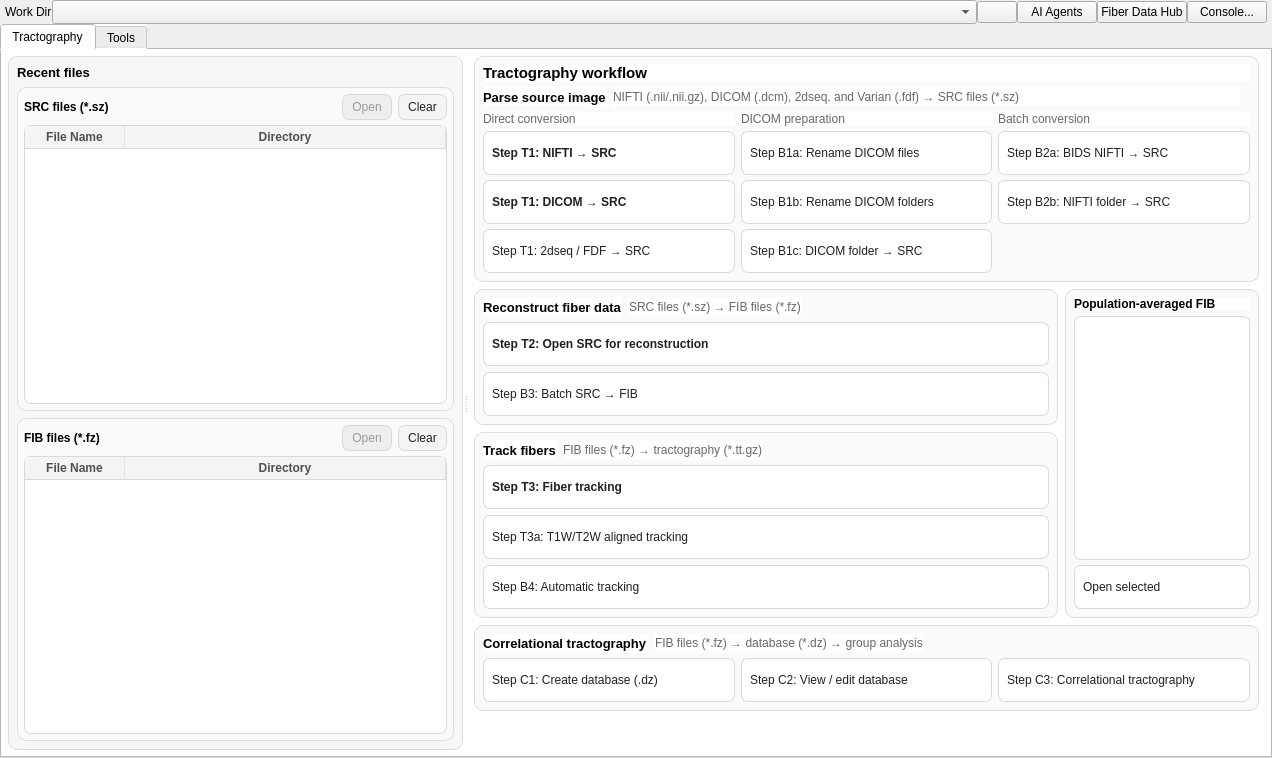
Above: mainwindow.ui from frankyeh/DSI-Studio before the change. Below: the same form after it.
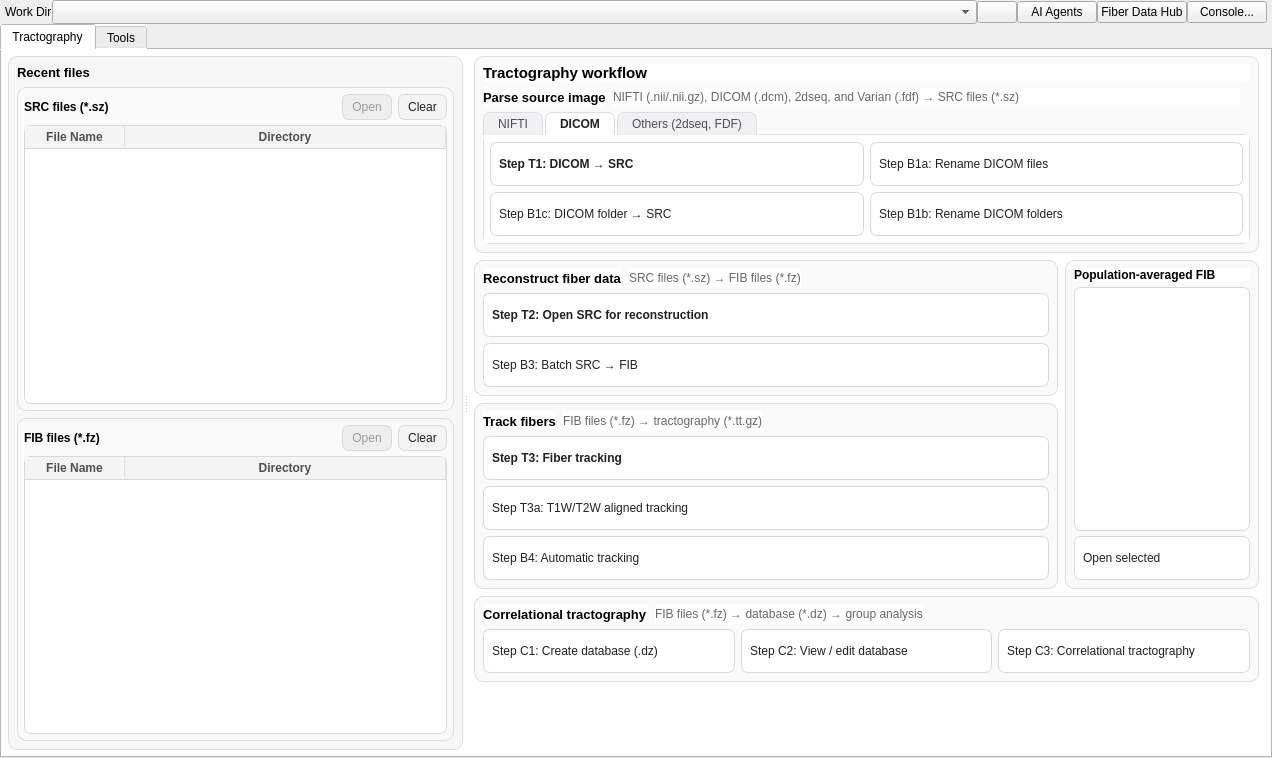
That is the form after the change. The open tabs and pages were chosen to show the change. Icons and pictures are not drawn.

Diff of the .ui file:
```diff
--- a/mainwindow.ui
+++ b/mainwindow.ui
@@ -309,12 +309,35 @@
 QLabel#tract_input_hint,
 QLabel#tract_reconstruction_hint,
 QLabel#tract_tracking_hint,
-QLabel#tract_connectometry_hint,
-QLabel#tract_direct_header,
-QLabel#tract_dicom_header,
-QLabel#tract_batch_header {
+QLabel#tract_connectometry_hint {
     color: #67676c;
 }
+QTabWidget#tract_input_tabs::pane {
+    background-color: #ffffff;
+    border: 1px solid #dddddf;
+    border-radius: 7px;
+    top: -1px;
+}
+QTabWidget#tract_input_tabs QWidget#tract_nifti_tab,
+QTabWidget#tract_input_tabs QWidget#tract_dicom_tab,
+QTabWidget#tract_input_tabs QWidget#tract_others_tab {
+    background-color: transparent;
+}
+QTabWidget#tract_input_tabs QTabBar::tab {
+    color: #4f4f54;
+    background-color: #f1f1f3;
+    border: 1px solid #dddddf;
+    border-bottom: 0px;
+    border-top-left-radius: 7px;
+    border-top-right-radius: 7px;
+    padding: 4px 14px;
+    margin-right: 2px;
+}
+QTabWidget#tract_input_tabs QTabBar::tab:selected {
+    color: #202124;
+    background-color: #ffffff;
+    font-weight: bold;
+}
 QWidget#tab QScrollBar:vertical {
     background-color: transparent;
     border: 0px;
@@ -777,7 +800,30 @@
                  </layout>
                 </item>
                 <item>
-                 <layout class="QGridLayout" name="tract_input_actions">
+                 <widget class="QTabWidget" name="tract_input_tabs">
+                  <property name="currentIndex">
+                   <number>0</number>
+                  </property>
+                  <property name="documentMode">
+                   <bool>false</bool>
+                  </property>
+                  <widget class="QWidget" name="tract_nifti_tab">
+                   <attribute name="title">
+                    <string>NIFTI</string>
+                   </attribute>
+                   <layout class="QGridLayout" name="tract_nifti_tab_layout">
+                    <property name="leftMargin">
+                     <number>6</number>
+                    </property>
+                    <property name="topMargin">
+                     <number>6</number>
+                    </property>
+                    <property name="rightMargin">
+                     <number>6</number>
+                    </property>
+                    <property name="bottomMargin">
+                     <number>6</number>
+                    </property>
                   <property name="horizontalSpacing">
                    <number>6</number>
                   </property>
@@ -785,27 +831,6 @@
                    <number>5</number>
                   </property>
                   <item row="0" column="0">
-                   <widget class="QLabel" name="tract_direct_header">
-                    <property name="text">
-                     <string>Direct conversion</string>
-                    </property>
-                   </widget>
-                  </item>
-                  <item row="0" column="1">
-                   <widget class="QLabel" name="tract_dicom_header">
-                    <property name="text">
-                     <string>DICOM preparation</string>
-                    </property>
-                   </widget>
-                  </item>
-                  <item row="0" column="2">
-                   <widget class="QLabel" name="tract_batch_header">
-                    <property name="text">
-                     <string>Batch conversion</string>
-                    </property>
-                   </widget>
-                  </item>
-                  <item row="1" column="0">
                    <widget class="QPushButton" name="OpenDWI_NIFTI">
                     <property name="statusTip">
                      <string>run open_dwi_nifti</string>
@@ -825,7 +850,66 @@
                     </property>
                    </widget>
                   </item>
-                  <item row="2" column="0">
+                    <item row="0" column="1">
+                     <widget class="QPushButton" name="nii2src_bids">
+                      <property name="toolTip">
+                       <string>Convert a BIDS folder to SRC files</string>
+                      </property>
+                      <property name="statusTip">
+                       <string>run bids_to_src</string>
+                      </property>
+                      <property name="text">
+                       <string>Step B2a: BIDS NIFTI → SRC</string>
+                      </property>
+                      <property name="icon">
+                       <iconset resource="icons.qrc">
+                        <normaloff>:/icons/icons/open.xpm</normaloff>:/icons/icons/open.xpm</iconset>
+                      </property>
+                     </widget>
+                    </item>
+                    <item row="1" column="1">
+                     <widget class="QPushButton" name="nii2src_sf">
+                      <property name="toolTip">
+                       <string>Convert a folder of NIFTI files to SRC</string>
+                      </property>
+                      <property name="statusTip">
+                       <string>run nifti_dir_to_src</string>
+                      </property>
+                      <property name="text">
+                       <string>Step B2b: NIFTI folder → SRC</string>
+                      </property>
+                      <property name="icon">
+                       <iconset resource="icons.qrc">
+                        <normaloff>:/icons/icons/open.xpm</normaloff>:/icons/icons/open.xpm</iconset>
+                      </property>
+                     </widget>
+                    </item>
+                   </layout>
+                  </widget>
+                  <widget class="QWidget" name="tract_dicom_tab">
+                   <attribute name="title">
+                    <string>DICOM</string>
+                   </attribute>
+                   <layout class="QGridLayout" name="tract_dicom_tab_layout">
+                    <property name="leftMargin">
+                     <number>6</number>
+                    </property>
+                    <property name="topMargin">
+                     <number>6</number>
+                    </property>
+                    <property name="rightMargin">
+                     <number>6</number>
+                    </property>
+                    <property name="bottomMargin">
+                     <number>6</number>
+                    </property>
+                    <property name="horizontalSpacing">
+                     <number>6</number>
+                    </property>
+                    <property name="verticalSpacing">
+                     <number>5</number>
+                    </property>
+                    <item row="0" column="0">
                    <widget class="QPushButton" name="OpenDWI_DICOM">
                     <property name="statusTip">
                      <string>run open_dwi_dicom</string>
@@ -848,24 +932,7 @@
                     </property>
                    </widget>
                   </item>
-                  <item row="3" column="0">
-                   <widget class="QPushButton" name="OpenDWI_2dseq">
-                    <property name="statusTip">
-                     <string>run open_dwi_2dseq</string>
-                    </property>
-                    <property name="toolTip">
-                     <string>Convert 2dseq or Varian FDF to SRC</string>
-                    </property>
-                    <property name="text">
-                     <string>Step T1: 2dseq / FDF → SRC</string>
-                    </property>
-                    <property name="icon">
-                     <iconset resource="icons.qrc">
-                      <normaloff>:/icons/icons/open.xpm</normaloff>:/icons/icons/open.xpm</iconset>
-                    </property>
-                   </widget>
-                  </item>
-                  <item row="1" column="1">
+                    <item row="0" column="1">
                    <widget class="QPushButton" name="RenameDICOM">
                     <property name="toolTip">
                      <string>Organize DICOM file names</string>
@@ -882,24 +949,7 @@
                     </property>
                    </widget>
                   </item>
-                  <item row="2" column="1">
-                   <widget class="QPushButton" name="RenameDICOMDir">
-                    <property name="toolTip">
-                     <string>Rename DICOM files across folders</string>
-                    </property>
-                    <property name="statusTip">
-                     <string>run rename_dicom_dir</string>
-                    </property>
-                    <property name="text">
-                     <string>Step B1b: Rename DICOM folders</string>
-                    </property>
-                    <property name="icon">
-                     <iconset resource="icons.qrc">
-                      <normaloff>:/icons/icons/open.xpm</normaloff>:/icons/icons/open.xpm</iconset>
-                    </property>
-                   </widget>
-                  </item>
-                  <item row="3" column="1">
+                    <item row="1" column="0">
                    <widget class="QPushButton" name="dicom2nii">
                     <property name="toolTip">
                      <string>Convert a DICOM folder to SRC</string>
@@ -916,8 +966,8 @@
                     </property>
                    </widget>
                   </item>
-                  <item row="1" column="2">
-                   <widget class="QPushButton" name="nii2src_bids">
+                    <item row="1" column="1">
+                     <widget class="QPushButton" name="RenameDICOMDir">
                     <property name="toolTip">
                      <string>Convert a BIDS folder to SRC files</string>
                     </property>
@@ -925,7 +975,7 @@
                      <string>run bids_to_src</string>
                     </property>
                     <property name="text">
-                     <string>Step B2a: BIDS NIFTI → SRC</string>
+                       <string>Step B1b: Rename DICOM folders</string>
                     </property>
                     <property name="icon">
                      <iconset resource="icons.qrc">
@@ -933,11 +983,33 @@
                     </property>
                    </widget>
                   </item>
-                  <item row="2" column="2">
-                   <widget class="QPushButton" name="nii2src_sf">
-                    <property name="toolTip">
-                     <string>Convert a folder of NIFTI files to SRC</string>
+                   </layout>
+                  </widget>
+                  <widget class="QWidget" name="tract_others_tab">
+                   <attribute name="title">
+                    <string>Others (2dseq, FDF)</string>
+                   </attribute>
+                   <layout class="QGridLayout" name="tract_others_tab_layout">
+                    <property name="leftMargin">
+                     <number>6</number>
                     </property>
+                    <property name="topMargin">
+                     <number>6</number>
+                    </property>
+                    <property name="rightMargin">
+                     <number>6</number>
+                    </property>
+                    <property name="bottomMargin">
+                     <number>6</number>
+                    </property>
+                    <property name="horizontalSpacing">
+                     <number>6</number>
+                    </property>
+                    <property name="verticalSpacing">
+                     <number>5</number>
+                    </property>
+                    <item row="0" column="0">
+                     <widget class="QPushButton" name="OpenDWI_2dseq">
                     <property name="statusTip">
                      <string>run nifti_dir_to_src</string>
                     </property>
@@ -950,20 +1022,9 @@
                     </property>
                    </widget>
                   </item>
-                  <item row="3" column="2">
-                   <spacer name="tract_batch_actions_spacer">
-                    <property name="orientation">
-                     <enum>Qt::Vertical</enum>
-                    </property>
-                    <property name="sizeHint" stdset="0">
-                     <size>
-                      <width>20</width>
-                      <height>42</height>
-                     </size>
-                    </property>
-                   </spacer>
-                  </item>
-                 </layout>
+                   </layout>
+                  </widget>
+                 </widget>
                 </item>
                </layout>
               </widget>
```
Left out of the diff: 13 changed lines with no effect on the pictures. Lines whose indentation alone changed are shown as unchanged.
